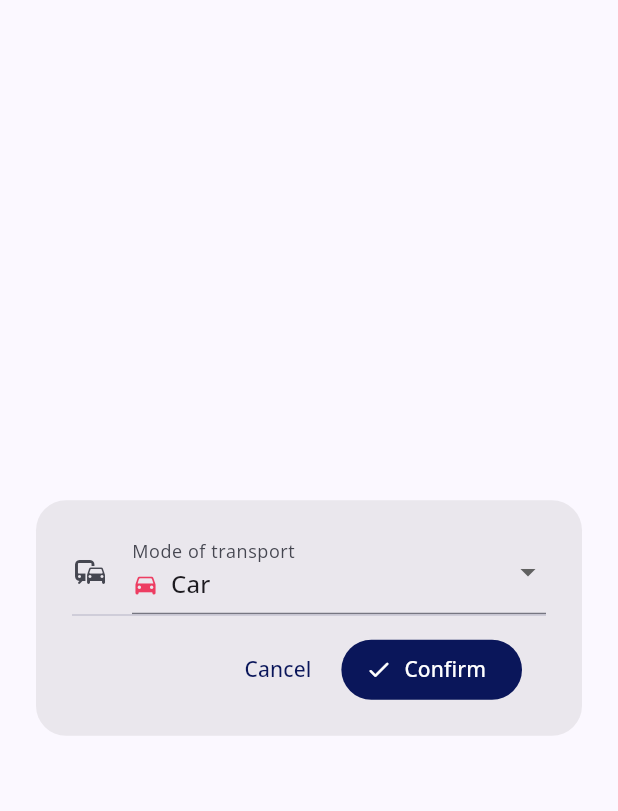
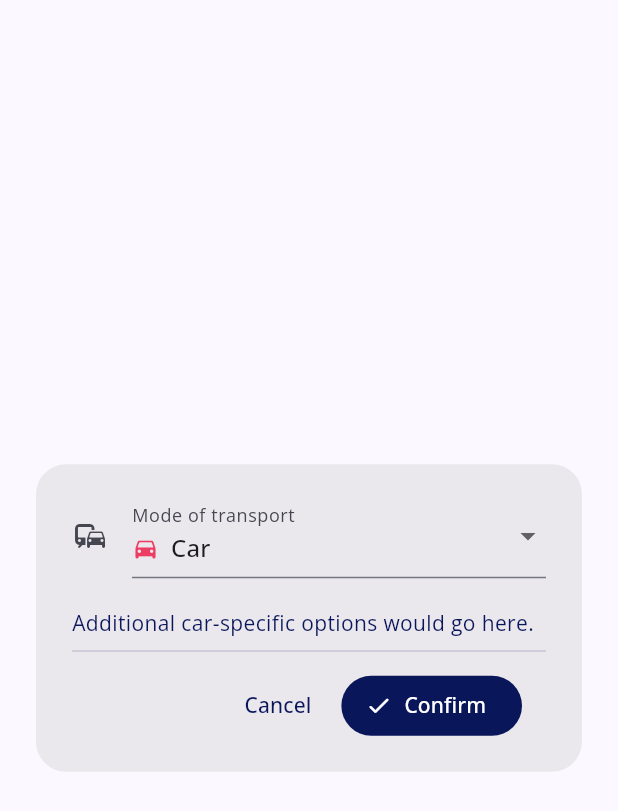
Before and after one commit to public-convenience-ltd/toiletmap-next, a Flutter app: the RouteOptionsDialog widget shown alone on an empty page, opened directly with empty values, on a phone screen of 412 x 824 dp. Shown: the top 811 px of the screen. Run offline on Flutter 3.47's test engine with Material 3 defaults, Android fonts, the phone set to English and light mode, and no system bars; our stand-ins replace email_validator, flutter_map, flutter_svg, geocoding, geolocator, google_fonts and 4 more; missing offline and left inert: flutter_map_location_marker, flutter_map_marker_cluster, open_route_service; accounts and stored records are empty; network calls fail.

Commit message:
added HGV options to the route options

```diff
--- a/apps/toiletmap-app/lib/detail_screen.dart
+++ b/apps/toiletmap-app/lib/detail_screen.dart
@@ -157,6 +157,7 @@ class _DetailScreenState extends State<DetailScreen> {
               if (result != null) {
                 setState(() {
                   _routeOptions = result;
+                  distance = 0;
                   routePoints = null;
                 });
               }
@@ -243,7 +244,7 @@ class _DetailScreenState extends State<DetailScreen> {
                                   style: Theme.of(context).textTheme.bodySmall,
                                 )
                               : Text(
-                                  "${placemark?.street}, ${placemark?.postalCode}, ${placemark?.country}\nWalking Distance: ${distance.toStringAsFixed(0)} m",
+                                  "${placemark?.street}, ${placemark?.postalCode}, ${placemark?.country}\nRoute Distance: ${distance.toStringAsFixed(0)} m",
                                   style: Theme.of(context).textTheme.bodySmall,
                                 ),
                         ),
--- a/apps/toiletmap-app/lib/route_options_dialog.dart
+++ b/apps/toiletmap-app/lib/route_options_dialog.dart
@@ -1,5 +1,8 @@
 import 'package:flutter/material.dart';
 import 'package:toilet_map_2/model/route_options.dart';
+
+import 'model/hgv_options.dart';
+import 'model/hgv_options_form.dart';
 
 class RouteOptionsDialog extends StatefulWidget {
   const RouteOptionsDialog({super.key, required this.initialOptions});
@@ -15,6 +18,15 @@ class _RouteOptionsDialogState extends State<RouteOptionsDialog>
   final _formKey = GlobalKey<FormState>();
   TransportMode _selectedMode = TransportMode.walking;
 
+  HgvOptions _hgvOptions = const HgvOptions(
+    weight: 40.0,
+    axleLoad: 11.5,
+    height: 4.0,
+    width: 2.55,
+    length: 16.5,
+    hazardousMaterials: false,
+  );
+
   @override
   void initState() {
     super.initState();
@@ -25,6 +37,22 @@ class _RouteOptionsDialogState extends State<RouteOptionsDialog>
 
   void _submit() {
     if (_formKey.currentState?.validate() ?? false) {
+      if (TransportMode == TransportMode.hgv) {
+        // For HGV, we need to include the additional options as restrictions
+        final restrictions = {
+          'hgv': {
+            'weight': _hgvOptions.weight,
+            'axleLoad': _hgvOptions.axleLoad,
+            'height': _hgvOptions.height,
+            'width': _hgvOptions.width,
+            'length': _hgvOptions.length,
+            'hazardousMaterials': _hgvOptions.hazardousMaterials,
+          }
+        };
+        final options = RouteOptions(_selectedMode, restrictions: restrictions);
+        Navigator.of(context).pop(options);
+        return;
+      }
       final options = RouteOptions(_selectedMode);
       Navigator.of(context).pop(options);
     }
@@ -53,7 +81,7 @@ class _RouteOptionsDialogState extends State<RouteOptionsDialog>
                     children: [
                       // ── Dropdown ───────────────────────────────────────
                       DropdownButtonFormField<TransportMode>(
-                        value: _selectedMode,
+                        initialValue: _selectedMode,
                         decoration: InputDecoration(
                           labelText: 'Mode of transport',
                           icon: const Icon(Icons.commute_rounded),
@@ -109,11 +137,26 @@ class _RouteOptionsDialogState extends State<RouteOptionsDialog>
                               ],
                             ),
                           ),
+
                         ],
                         onChanged: (v) {
                           if (v != null) setState(() => _selectedMode = v);
                         },
                       ),
+                       const SizedBox(height: 20),
+
+                          // ── Conditional sections ───────────────────────────
+                          AnimatedSwitcher(
+                            duration: const Duration(milliseconds: 260),
+                            transitionBuilder: (child, anim) => FadeTransition(
+                              opacity: anim,
+                              child: SizeTransition(
+                                  sizeFactor: anim, child: child),
+                            ),
+                            child: _buildConditionalFields(),
+                          ),
+
+                          const SizedBox(height: 8),
                       // ── Actions ────────────────────────────────────────────────
                       const Divider(height: 1),
                       Padding(
@@ -147,4 +190,43 @@ class _RouteOptionsDialogState extends State<RouteOptionsDialog>
       ),
     );
   }
+
+  Widget? _buildConditionalFields() {
+    switch (_selectedMode) {
+      case TransportMode.car:
+        return Text(
+          'Additional car-specific options would go here.',
+          style: TextStyle(color: Theme.of(context).colorScheme.primary),
+        );
+      case TransportMode.hgv:
+        return SingleChildScrollView(
+        padding: const EdgeInsets.all(16),
+        child: Column(
+          crossAxisAlignment: CrossAxisAlignment.stretch,
+          children: [
+            HgvOptionsForm(
+                options: _hgvOptions,
+                onChanged: (HgvOptions opts) => setState(() => _hgvOptions = opts),
+              ),
+          ],
+        ),
+      );
+
+      case TransportMode.walking:
+        return Text(
+          'Additional walking-specific options would go here.',
+          style: TextStyle(color: Theme.of(context).colorScheme.primary),
+        );
+      case TransportMode.wheelchair:
+        return Text(
+          'Additional wheelchair-specific options would go here.',
+          style: TextStyle(color: Theme.of(context).colorScheme.primary),
+        );
+      case TransportMode.cycling:
+        return Text(
+          'Additional cycling-specific options would go here.',
+          style: TextStyle(color: Theme.of(context).colorScheme.primary),
+        );
+    }
+  }
 }
```
Also changed, not shown: apps/toiletmap-app/lib/model/hgv_options_form.dart (added, +318 -0 lines), apps/toiletmap-app/lib/model/section_card.dart (added, +47 -0 lines).
